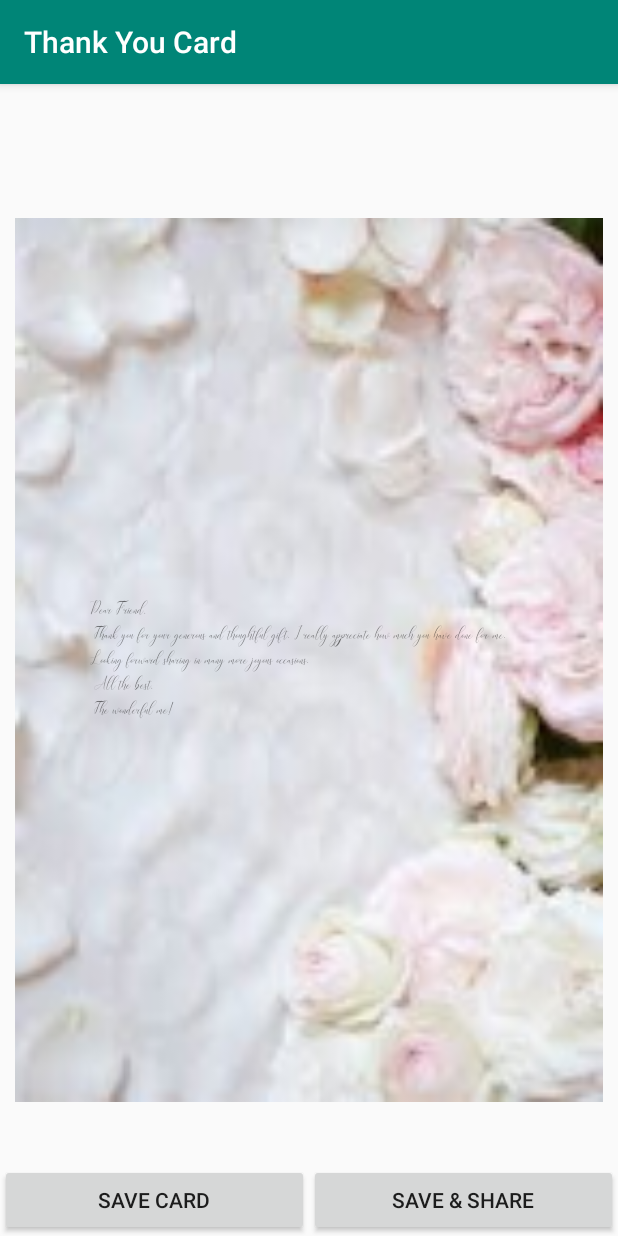
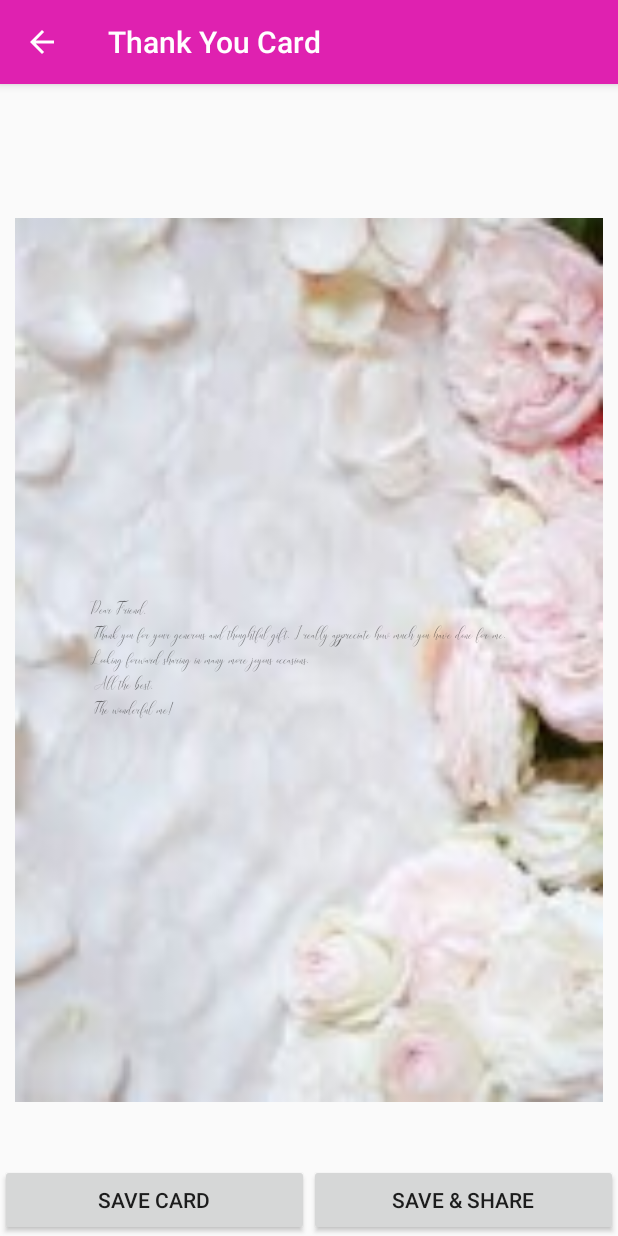
Before and after one commit to rholland3/AndroidGraciousGratitudesProject, an Android app: the screen it shows after launch (DisplayCard), after a tap on an icon or button, on a phone screen of 412 x 824 dp. Run offline under Robolectric (Android 15) with nearby library versions, the phone set to English and light mode, and no system bars.

Commit message:
Added the about page and the back  button functionality for all the activities.  Also added the menu item to start a new card with the launcher icon.

```diff
--- a/app/src/main/java/com/example/dbernst1/graciousgratitudes/DisplayCard.java
+++ b/app/src/main/java/com/example/dbernst1/graciousgratitudes/DisplayCard.java
@@ -13,10 +13,12 @@ import android.os.Environment;
 import android.provider.MediaStore;
 import android.support.design.widget.FloatingActionButton;
 import android.support.design.widget.Snackbar;
+import android.support.v4.app.NavUtils;
 import android.support.v4.content.res.ResourcesCompat;
 import android.support.v7.app.AppCompatActivity;
 import android.support.v7.widget.Toolbar;
 import android.util.Log;
+import android.view.MenuItem;
 import android.view.View;
 import android.widget.FrameLayout;
 import android.widget.ImageView;
@@ -49,8 +51,7 @@ public class DisplayCard extends AppCompatActivity {
     protected void onCreate(Bundle savedInstanceState) {
         super.onCreate(savedInstanceState);
         setContentView(R.layout.activity_display_card);
-        Toolbar toolbar = (Toolbar) findViewById(R.id.toolbar);
-        setSupportActionBar(toolbar);
+        setUpToolbar();
 
         mImageView = findViewById(R.id.final_card_background);
         mTextView = findViewById(R.id.final_card_text);
@@ -65,6 +66,22 @@ public class DisplayCard extends AppCompatActivity {
         mCard = findViewById(R.id.final_card);
 
 
+    }
+
+    private void setUpToolbar() {
+        Toolbar toolbar =  findViewById(R.id.toolbar);
+        setSupportActionBar(toolbar);
+        getSupportActionBar().setDisplayHomeAsUpEnabled(true);
+    }
+
+    public boolean onOptionsItemSelected(MenuItem item) {
+        switch (item.getItemId()) {
+            case android.R.id.home:
+                onBackPressed(); //make the back arrow act like the back button on the android screen
+                return true;
+            default:
+                return super.onOptionsItemSelected(item);
+        }
     }
 
     private void getIncomingData() {
--- a/app/src/main/java/com/example/dbernst1/graciousgratitudes/MainActivity.java
+++ b/app/src/main/java/com/example/dbernst1/graciousgratitudes/MainActivity.java
@@ -1,11 +1,17 @@
 package com.example.dbernst1.graciousgratitudes;
 
+import android.app.Activity;
+import android.app.AlertDialog;
+import android.content.Context;
+import android.content.DialogInterface;
 import android.content.Intent;
 import android.graphics.Typeface;
 import android.os.Bundle;
+import android.support.annotation.NonNull;
 import android.support.annotation.Nullable;
 import android.support.design.widget.FloatingActionButton;
 import android.support.design.widget.Snackbar;
+import android.support.v4.content.ContextCompat;
 import android.support.v4.content.res.ResourcesCompat;
 import android.support.v7.app.AppCompatActivity;
 import android.support.v7.widget.Toolbar;
@@ -48,9 +54,27 @@ public class MainActivity extends AppCompatActivity {
     protected void onCreate(Bundle savedInstanceState) {
         super.onCreate(savedInstanceState);
         setContentView(R.layout.activity_main);
-        Toolbar toolbar = (Toolbar) findViewById(R.id.toolbar);
+        Toolbar toolbar =  findViewById(R.id.toolbar);
         setSupportActionBar(toolbar);
 
+        startNewCard();
+
+        setUpFAB();
+    }
+
+    private void setUpFAB() {
+        FloatingActionButton fab = findViewById(R.id.fab);
+        fab.setOnClickListener(new View.OnClickListener() {
+            @Override
+            public void onClick(View view) {
+                //here goes the code to call DisplayCardLand/Port depending on the orientation
+                //that page displays the completed card and allows the user to save it
+                launchCard();
+            }
+        });
+    }
+
+    private void startNewCard() {
         //set the current values - also only for the first time,
         // the rest of the times that this activity is called these variables will be set when the data comes back from the earlier activity
         //in the onActivityResults
@@ -72,18 +96,6 @@ public class MainActivity extends AppCompatActivity {
 
         //set default text
         mTextEditor.setText(mCurrentText);
-
-
-
-        FloatingActionButton fab = (FloatingActionButton) findViewById(R.id.fab);
-        fab.setOnClickListener(new View.OnClickListener() {
-            @Override
-            public void onClick(View view) {
-                //here goes the code to call DisplayCardLand/Port depending on the orientation
-                //that page displays the completed card and allows the user to save it
-                launchCard();
-            }
-        });
     }
 
     private void launchCard() {
@@ -99,6 +111,9 @@ public class MainActivity extends AppCompatActivity {
         }
         intent.putExtra(SELECTED_BACKGROUND, mChosenBackground);
         intent.putExtra(SELECTED_CURRENT_FONT, mCurrentFont);
+
+        //get the text from the text editor in case the user changed it from the main page without going to full screen mode
+        mCurrentText  = mTextEditor.getText().toString();
         intent.putExtra(SELECTED_CARD_TEXT, mCurrentText);
 
         startActivity(intent);
@@ -108,17 +123,15 @@ public class MainActivity extends AppCompatActivity {
     protected void onActivityResult(int requestCode, int resultCode, @Nullable Intent data) {
         //check if resultCode is RESULT_OK -
         //no need for this since it will always be ok because of the default selected option
-        switch(requestCode)
-        {
+        if (resultCode == Activity.RESULT_OK) {
+            switch (requestCode) {
                 case REQUEST_CODE_BACKGROUND:
                     //get the background image user chose
                     //place the default image if they chose nothing
-                if(mCurrentOrientation==R.id.landscape)
-                {
+                    if (mCurrentOrientation == R.id.landscape) {
                         mChosenBackground = data.getIntExtra(BACKGROUND_IMAGE_LAND, R.drawable.ltexturedpinkpetal);
                         mLCurrentBackground = mChosenBackground;
-                }
-                else{
+                    } else {
                         mChosenBackground = data.getIntExtra(BACKGROUND_IMAGE_PORT, R.drawable.ptexturedpinkpetal);
                         mPCurrentBackground = mChosenBackground;
                     }
@@ -131,9 +144,10 @@ public class MainActivity extends AppCompatActivity {
                     mFont_view.setTypeface(typeface);
                     break;
                 case REQUEST_CODE_TEXT:
-                mCurrentText=data.getStringExtra(SELECTED_CARD_TEXT);
+                    mCurrentText = data.getStringExtra(SELECTED_CARD_TEXT);
                     mTextEditor.setText(mCurrentText);
                     break;
+            }
         }
     }
 
@@ -193,4 +207,18 @@ public class MainActivity extends AppCompatActivity {
         intent.putExtra(CARD_TEXT, mCurrentText);
         startActivityForResult(intent, REQUEST_CODE_TEXT);
     }
+
+    public void showAbout(MenuItem item) {
+        //show the user the 'about' message
+       Intent intent = new Intent(this, About.class);
+        startActivity(intent);
     }
+
+
+    //on click for the menu option to start a new card
+    public void newCard(MenuItem item) {
+        //call the start new card method to reset all the options to their default values
+        startNewCard();
+
+    }
+}
--- a/app/src/main/res/menu/menu_main.xml
+++ b/app/src/main/res/menu/menu_main.xml
@@ -7,4 +7,17 @@
         android:orderInCategory="100"
         android:title="@string/action_settings"
         app:showAsAction="never" />
+
+    <item
+        android:icon="@drawable/ic_action_about"
+        android:title="About"
+        android:onClick="showAbout"
+        app:showAsAction="never"/>
+    <item
+        android:icon="@mipmap/ic_launcher_round"
+        app:showAsAction="ifRoom|withText"
+        android:title="New Card"
+        android:onClick="newCard"
+        />
+
 </menu>
--- a/app/src/main/res/values/colors.xml
+++ b/app/src/main/res/values/colors.xml
@@ -1,6 +1,6 @@
 <?xml version="1.0" encoding="utf-8"?>
 <resources>
-    <color name="colorPrimary">#008577</color>
-    <color name="colorPrimaryDark">#00574B</color>
-    <color name="colorAccent">#D81B60</color>
+    <color name="colorPrimary">#df21b0</color>
+    <color name="colorPrimaryDark">#9721d7</color>
+    <color name="colorAccent">#fad413</color>
 </resources>
--- a/app/src/main/res/values/strings.xml
+++ b/app/src/main/res/values/strings.xml
@@ -20,4 +20,6 @@
     <string name="save_card">Save Card</string>
     <string name="share">Save &amp; Share</string>
     <string name="displayCardLabel">Thank You Card</string>
+    <string name="action_about">Gracious Gratitudes is a three step process which generates a thank you card.\n\nFollow the steps to personalize your very own thank you card.  \n\nEnjoy!\n\n\n\nCreated by: \nDeborah Bernstein and \nRachel Hollander\nTouro College: Fall 2018 \nAndroid App Programming \nProf. Samuel Abrahamson</string>
+    <string name="title_activity_about">About</string>
 </resources>
```
Also changed, not shown: app/src/main/AndroidManifest.xml (+7 -8 lines), app/src/main/java/com/example/dbernst1/graciousgratitudes/About.java (added, +33 -0 lines), app/src/main/java/com/example/dbernst1/graciousgratitudes/EditBackground.java (+30 -11 lines), app/src/main/java/com/example/dbernst1/graciousgratitudes/EditCardText.java (+24 -6 lines), app/src/main/java/com/example/dbernst1/graciousgratitudes/EditFont.java (+25 -7 lines), app/src/main/res/layout/activity_about.xml (added, +27 -0 lines), app/src/main/res/layout/content_about.xml (added, +23 -0 lines), app/src/main/res/drawable-hdpi/ic_action_about.png (added), app/src/main/res/drawable-mdpi/ic_action_about.png (added), app/src/main/res/drawable-xhdpi/ic_action_about.png (added), app/src/main/res/drawable-xxhdpi/ic_action_about.png (added), app/src/main/res/drawable-xxxhdpi/ic_action_about.png (added). Lines whose indentation alone changed are shown as unchanged.
